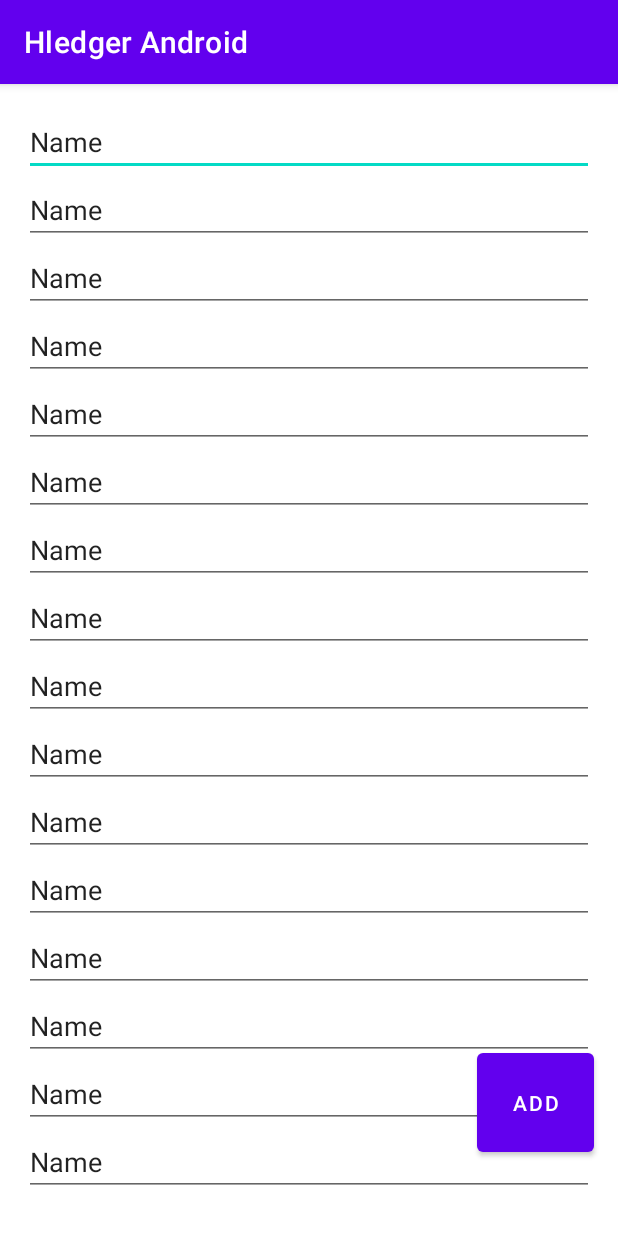
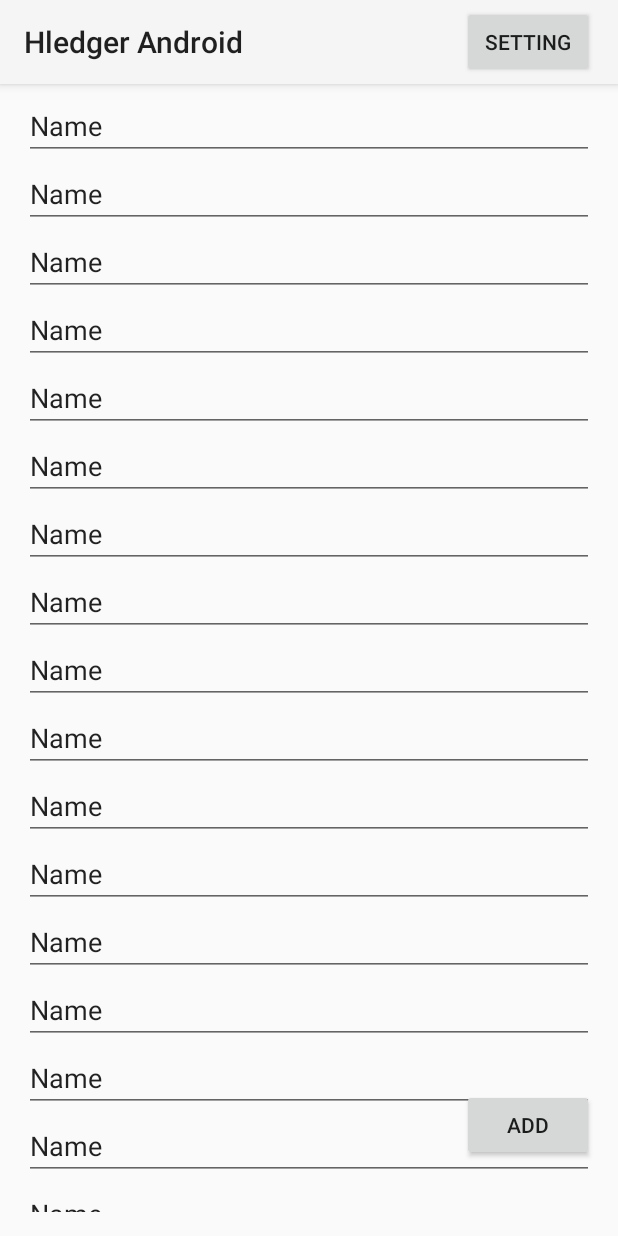
Before and after one commit to PhilipZeratul/HledgerAndroid, an Android app: the screen it shows after launch (MainActivity), on a phone screen of 412 x 824 dp. Run offline under Robolectric (Android 15) with nearby library versions, the phone set to English and light mode, and no system bars.

Commit message:
Implementing tool bar

```diff
--- a/app/build.gradle
+++ b/app/build.gradle
@@ -36,4 +36,6 @@ dependencies {
     testImplementation 'junit:junit:4.+'
     androidTestImplementation 'androidx.test.ext:junit:1.1.2'
     androidTestImplementation 'androidx.test.espresso:espresso-core:3.3.0'
+    implementation 'androidx.appcompat:appcompat:1.2.0'
+    implementation 'com.google.android.material:material:1.2.1'
 }
--- a/app/src/main/AndroidManifest.xml
+++ b/app/src/main/AndroidManifest.xml
@@ -1,14 +1,17 @@
 <?xml version="1.0" encoding="utf-8"?>
 <manifest xmlns:android="http://schemas.android.com/apk/res/android"
+    xmlns:app="http://schemas.android.com/apk/res-auto"
     package="com.phillip.hledgerandroid">
 
+    <!--android:theme="@style/Theme.HledgerAndroid"-->
     <application
         android:allowBackup="true"
         android:icon="@mipmap/ic_launcher"
         android:label="@string/app_name"
         android:roundIcon="@mipmap/ic_launcher_round"
         android:supportsRtl="true"
-        android:theme="@style/Theme.HledgerAndroid">
+        android:theme="@style/Theme.AppCompat.Light.NoActionBar" >
+
         <activity android:name=".AddTransactionActivity"
                   android:parentActivityName=".MainActivity"
                   android:label="@string/add_transaction_activity_name" />
--- a/app/src/main/res/layout/activity_main.xml
+++ b/app/src/main/res/layout/activity_main.xml
@@ -6,10 +6,47 @@
     android:layout_height="match_parent"
     tools:context=".MainActivity">
 
+    <com.google.android.material.appbar.AppBarLayout
+        android:layout_width="0dp"
+        android:layout_height="wrap_content"
+        app:layout_constraintEnd_toEndOf="parent"
+        app:layout_constraintStart_toStartOf="parent"
+        app:layout_constraintTop_toTopOf="parent">
+
+        <androidx.constraintlayout.widget.ConstraintLayout
+            android:layout_width="match_parent"
+            android:layout_height="match_parent">
+
+            <androidx.appcompat.widget.Toolbar
+                android:id="@+id/toolbar"
+                android:layout_width="match_parent"
+                android:layout_height="wrap_content"
+                android:background="?attr/colorPrimary"
+                android:minHeight="?attr/actionBarSize"
+                android:theme="?attr/actionBarTheme"
+                tools:layout_editor_absoluteX="0dp"
+                tools:layout_editor_absoluteY="0dp"
+                app:layout_constraintEnd_toEndOf="parent"
+                app:layout_constraintStart_toStartOf="parent"
+                app:layout_constraintTop_toTopOf="parent" />
+
+            <Button
+                android:id="@+id/button_settings"
+                android:layout_width="wrap_content"
+                android:layout_height="wrap_content"
+                android:layout_marginEnd="16dp"
+                android:text="@string/button_settings"
+                app:layout_constraintBottom_toBottomOf="parent"
+                app:layout_constraintEnd_toEndOf="@+id/toolbar"
+                app:layout_constraintTop_toTopOf="parent" />
+        </androidx.constraintlayout.widget.ConstraintLayout>
+
+    </com.google.android.material.appbar.AppBarLayout>
+
     <Button
-        android:id="@+id/button"
-        android:layout_width="78dp"
-        android:layout_height="78dp"
+        android:id="@+id/button_add"
+        android:layout_width="wrap_content"
+        android:layout_height="wrap_content"
         android:layout_marginEnd="16dp"
         android:layout_marginBottom="50dp"
         android:onClick="sendMessage"
@@ -18,6 +55,7 @@
         app:layout_constraintEnd_toEndOf="parent" />
 
     <ScrollView
+        android:id="@+id/scrollView2"
         android:layout_width="match_parent"
         android:layout_height="match_parent"
         android:layout_marginStart="16dp"
@@ -32,7 +70,7 @@
         <LinearLayout
             android:layout_width="match_parent"
             android:layout_height="wrap_content"
-            android:orientation="vertical" >
+            android:orientation="vertical">
 
             <EditText
                 android:id="@+id/editTextTextPersonName2"
@@ -217,6 +255,7 @@
                 android:ems="10"
                 android:inputType="textPersonName"
                 android:text="Name" />
+
         </LinearLayout>
     </ScrollView>
 
--- a/app/src/main/res/values/strings.xml
+++ b/app/src/main/res/values/strings.xml
@@ -4,4 +4,5 @@
     <string name="add_transaction_activity_name">Add a Transaction</string>
     <string name="edit_message">Enter a message</string>
     <string name="button_add">Add</string>
+    <string name="button_settings">Setting</string>
 </resources>
```
Also changed, not shown: app/src/main/java/com/phillip/hledgerandroid/MainActivity.java (+39 -1 lines).
